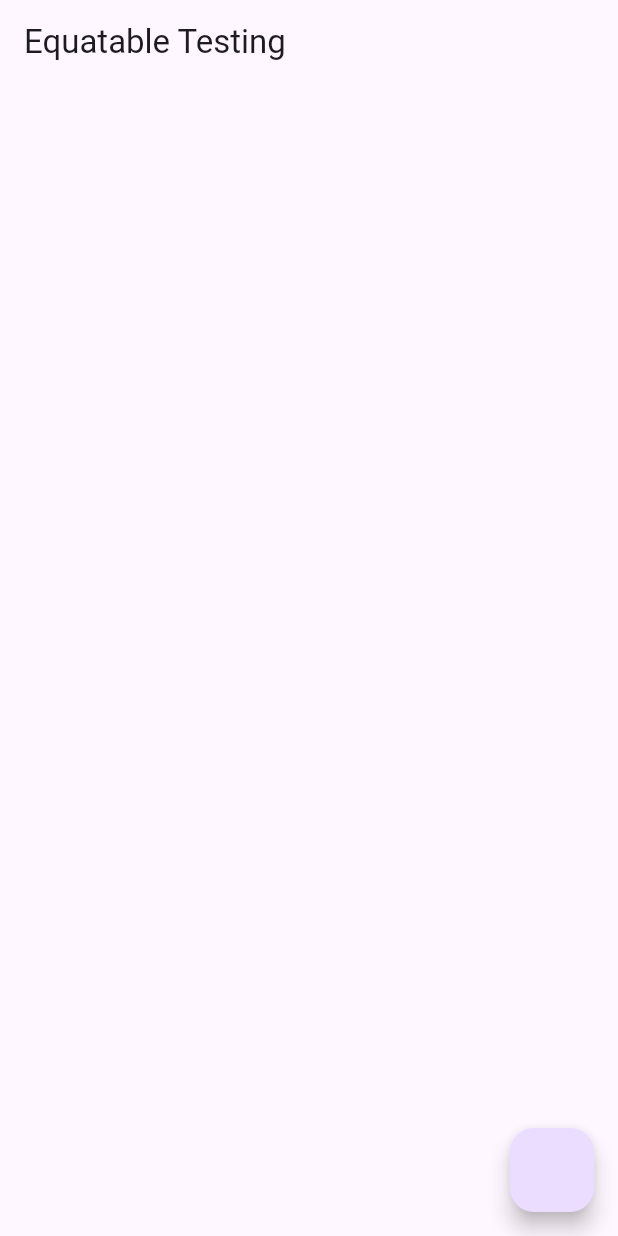
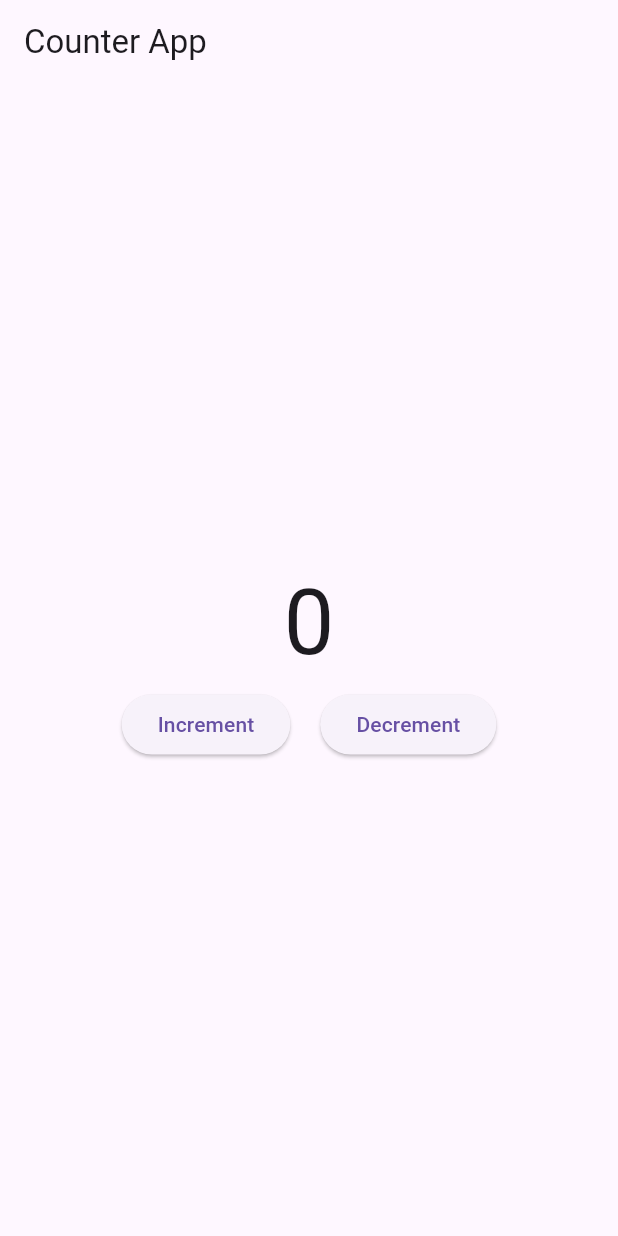
Before and after one commit to HasnathJami/Flutter_Bloc_Masterclass, a Flutter app: the screen it shows after launch, on a phone screen of 412 x 824 dp. Run offline on Flutter 3.47's test engine with Material 3 defaults, Android fonts, the light colour scheme and no system bars; our stand-ins replace equatable.

Commit message:
Counter App//wip

```diff
--- /dev/null
+++ b/lib/bloc/counter/counter_event.dart
@@ -0,0 +1,10 @@
+import 'package:equatable/equatable.dart';
+
+abstract class CounterEvent extends Equatable {
+  @override
+  List<Object> get props => [];
+}
+
+class IncrementCounter extends CounterEvent {}
+
+class DecrementCounter extends CounterEvent {}
--- /dev/null
+++ b/lib/bloc/counter/counter_state.dart
@@ -0,0 +1,10 @@
+import 'package:equatable/equatable.dart';
+
+class CounterState extends Equatable {
+  final int counter;
+
+  const CounterState({this.counter = 0});
+
+  @override
+  List<Object> get props => [counter];
+}
--- a/lib/main.dart
+++ b/lib/main.dart
@@ -1,10 +1,11 @@
 import 'package:equatable/equatable.dart';
 import 'package:flutter/material.dart';
+import 'package:flutter_bloc_masterclass/ui/counter_screen.dart';
 
 void main() {
   runApp(MaterialApp(
     title: 'flutter bloc masterclass',
-    home: EquatableTestingState(),
+    home: CounterScreen(),
   ));
 }
 
--- /dev/null
+++ b/lib/ui/counter_screen.dart
@@ -0,0 +1,40 @@
+import 'package:flutter/material.dart';
+
+class CounterScreen extends StatefulWidget {
+  const CounterScreen({super.key});
+
+  @override
+  State<CounterScreen> createState() => _CounterScreenState();
+}
+
+class _CounterScreenState extends State<CounterScreen> {
+  @override
+  Widget build(BuildContext context) {
+    return Scaffold(
+      appBar: AppBar(
+        title: const Text('Counter App'),
+      ),
+      body: Column(
+        mainAxisAlignment: MainAxisAlignment.center,
+        crossAxisAlignment: CrossAxisAlignment.center,
+        children: [
+          const Center(
+            child: Text(
+              '0',
+              style: TextStyle(fontSize: 60),
+            ),
+          ),
+          Row(
+            mainAxisAlignment: MainAxisAlignment.center,
+            crossAxisAlignment: CrossAxisAlignment.center,
+            children: [
+              ElevatedButton(onPressed: () {}, child: const Text('Increment')),
+              const SizedBox(width: 20,),
+              ElevatedButton(onPressed: () {}, child: const Text('Decrement'))
+            ],
+          )
+        ],
+      ),
+    );
+  }
+}
--- a/pubspec.yaml
+++ b/pubspec.yaml
@@ -36,6 +36,8 @@ dependencies:
   # Use with the CupertinoIcons class for iOS style icons.
   cupertino_icons: ^1.0.8
   equatable: ^2.0.5
+  bloc: ^8.1.4
+  flutter_bloc: ^8.1.6
 
 dev_dependencies:
   flutter_test:
```
Also changed, not shown: pubspec.lock.
